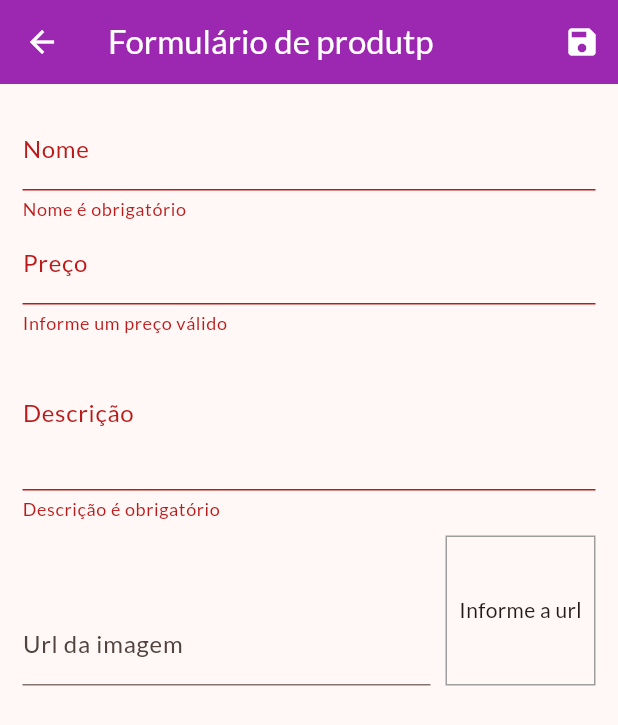
After one commit to kellenraissa/shop, a Flutter app: the ProductFormPage screen opened by its route, after a tap on the "save" icon, on a phone screen of 412 x 824 dp. The commit adds this screen. Shown: the top 725 px of the screen. Run offline on Flutter 3.47's test engine with Material 3 defaults, Android fonts, the phone set to English and light mode, and no system bars; network calls fail.

Commit message:
feature: add form

```diff
--- a/lib/components/product_grid.dart
+++ b/lib/components/product_grid.dart
@@ -1,6 +1,6 @@
 import 'package:flutter/material.dart';
 import 'package:provider/provider.dart';
-import 'package:shop/components/product_item.dart';
+import 'package:shop/components/product_grid_item.dart';
 import 'package:shop/models/product.dart';
 import 'package:shop/models/product_list.dart';
 
@@ -21,7 +21,7 @@ class ProductGrid extends StatelessWidget {
       itemCount: loadedProducts.length,
       itemBuilder: (ctx, i) => ChangeNotifierProvider.value(
         value: loadedProducts[i],
-        child: ProductItem(),
+        child: ProductGridItem(),
       ),
       gridDelegate: SliverGridDelegateWithFixedCrossAxisCount(
         crossAxisCount: 2,
--- a/lib/main.dart
+++ b/lib/main.dart
@@ -6,7 +6,9 @@ import 'package:shop/models/product_list.dart';
 import 'package:shop/pages/cart_page.dart';
 import 'package:shop/pages/orders_page.dart';
 import 'package:shop/pages/product_detail_page.dart';
+import 'package:shop/pages/product_form_page.dart';
 import 'package:shop/pages/products_overview_page.dart';
+import 'package:shop/pages/products_page.dart';
 import 'package:shop/utils/app_routes.dart';
 
 void main() {
@@ -47,6 +49,8 @@ class MyApp extends StatelessWidget {
           AppRoutes.PRODUCT_DETAIL: (ctx) => ProductDetailPage(),
           AppRoutes.CART: (ctx) => CartPage(),
           AppRoutes.ORDERS: (ctx) => OrdersPage(),
+          AppRoutes.PRODUCTS: (ctx) => ProductsPage(),
+          AppRoutes.PRODUCT_FORM: (ctx) => ProductFormPage(),
         },
         debugShowCheckedModeBanner: false,
       ),
--- /dev/null
+++ b/lib/pages/product_form_page.dart
@@ -0,0 +1,190 @@
+import 'dart:math';
+
+import 'package:flutter/material.dart';
+import 'package:provider/provider.dart';
+import 'package:shop/models/product.dart';
+import 'package:shop/models/product_list.dart';
+
+class ProductFormPage extends StatefulWidget {
+  const ProductFormPage({super.key});
+
+  @override
+  State<ProductFormPage> createState() => _ProductFormPageState();
+}
+
+class _ProductFormPageState extends State<ProductFormPage> {
+  @override
+  Widget build(BuildContext context) {
+    final _priceFocus = FocusNode();
+    final _descriptionFocus = FocusNode();
+    final _imageUrlFocus = FocusNode();
+    final _imageUrlController = TextEditingController();
+
+    final _formKey = GlobalKey<FormState>();
+    final _formData = Map<String, Object>();
+
+    void updateImage() {
+      setState(() {});
+    }
+
+    void _submitForm() {
+      final isValid = _formKey.currentState?.validate() ?? false;
+
+      if (!isValid) {
+        return;
+      }
+
+      _formKey.currentState?.save();
+
+      Provider.of<ProductList>(
+        context,
+        listen: false,
+      ).addProductFromdata(_formData);
+      Navigator.of(context).pop();
+    }
+
+    bool isValideImageUrl(String url) {
+      bool isValideUrl = Uri.tryParse(url)?.hasAbsolutePath ?? false;
+      bool endWithFile =
+          url.toLowerCase().endsWith('.png') ||
+          url.toLowerCase().endsWith('.jpg');
+      return isValideUrl && endWithFile;
+    }
+
+    @override
+    void initState() {
+      super.initState();
+      _imageUrlFocus.addListener(updateImage);
+    }
+
+    @override
+    void dispose() {
+      super.dispose();
+      _priceFocus.dispose();
+      _descriptionFocus.dispose();
+      _imageUrlFocus.removeListener(updateImage);
+      _imageUrlFocus.dispose();
+    }
+
+    return Scaffold(
+      appBar: AppBar(
+        title: Text('Formulário de produtp'),
+        actions: [IconButton(onPressed: _submitForm, icon: Icon(Icons.save))],
+      ),
+      body: Padding(
+        padding: const EdgeInsets.all(15),
+        child: Form(
+          key: _formKey,
+          child: ListView(
+            children: [
+              TextFormField(
+                decoration: InputDecoration(labelText: 'Nome'),
+                textInputAction: TextInputAction.next,
+                onFieldSubmitted: (_) {
+                  FocusScope.of(context).requestFocus(_priceFocus);
+                },
+                onSaved: (name) => _formData['name'] = name ?? '',
+                validator: (_name) {
+                  final name = _name ?? '';
+
+                  if (name.trim().isEmpty) {
+                    return 'Nome é obrigatório';
+                  }
+
+                  if (name.trim().length < 3) {
+                    return 'Nome precisa ter no minimo 3 letras';
+                  }
+
+                  return null;
+                },
+              ),
+              TextFormField(
+                decoration: InputDecoration(labelText: 'Preço'),
+                textInputAction: TextInputAction.next,
+                focusNode: _priceFocus,
+                keyboardType: TextInputType.numberWithOptions(decimal: true),
+                onFieldSubmitted: (_) {
+                  FocusScope.of(context).requestFocus(_descriptionFocus);
+                },
+                onSaved: (price) =>
+                    _formData['price'] = double.parse(price ?? '0'),
+                validator: (_price) {
+                  final priceString = _price ?? '-1';
+                  final price = double.tryParse(priceString) ?? -1;
+
+                  if (price <= 0) {
+                    return 'Informe um preço válido';
+                  }
+
+                  return null;
+                },
+              ),
+              TextFormField(
+                decoration: InputDecoration(labelText: 'Descrição'),
+                textInputAction: TextInputAction.next,
+                focusNode: _descriptionFocus,
+                keyboardType: TextInputType.multiline,
+                maxLines: 3,
+                onSaved: (description) =>
+                    _formData['description'] = description ?? '',
+                validator: (_description) {
+                  final description = _description ?? '';
+
+                  if (description.trim().isEmpty) {
+                    return 'Descrição é obrigatório';
+                  }
+
+                  if (description.trim().length < 10) {
+                    return 'Descrição precisa ter no minimo 10 letras';
+                  }
+
+                  return null;
+                },
+              ),
+              Row(
+                crossAxisAlignment: CrossAxisAlignment.end,
+                children: [
+                  Expanded(
+                    child: TextFormField(
+                      decoration: InputDecoration(labelText: 'Url da imagem'),
+                      controller: _imageUrlController,
+                      focusNode: _imageUrlFocus,
+                      keyboardType: TextInputType.url,
+                      textInputAction: TextInputAction.done,
+                      onFieldSubmitted: (_) => _submitForm(),
+                      onSaved: (imagUrl) =>
+                          _formData['imagUrl'] = imagUrl ?? '',
+                      validator: (_imageUrl) {
+                        final imageUrl = _imageUrl ?? '';
+                        if (isValideImageUrl(imageUrl)) {
+                          return 'Informe uma url válida';
+                        }
+
+                        return null;
+                      },
+                    ),
+                  ),
+                  Container(
+                    height: 100,
+                    width: 100,
+                    margin: const EdgeInsets.only(top: 10, left: 10),
+                    decoration: BoxDecoration(
+                      border: Border.all(color: Colors.grey, width: 1),
+                    ),
+                    alignment: Alignment.center,
+                    child: _imageUrlController.text.isEmpty
+                        ? Text('Informe a url')
+                        : FittedBox(
+                            fit: BoxFit.cover,
+                            child: Image.network(_imageUrlController.text),
+                          ),
+                  ),
+                ],
+              ),
+            ],
+          ),
+        ),
+      ),
+    );
+  }
+}
--- a/lib/utils/app_routes.dart
+++ b/lib/utils/app_routes.dart
@@ -1,6 +1,8 @@
 class AppRoutes {
   static const HOME = '/';
   static const PRODUCT_DETAIL = '/product-detail';
+  static const PRODUCTS = '/products';
+  static const PRODUCT_FORM = '/product-form';
   static const CART = '/cart';
   static const ORDERS = '/orders';
 }
```
Also changed, not shown: lib/components/app_drawer.dart (+9 -0 lines), lib/components/cart_item.dart (+23 -0 lines), lib/components/product_grid_item.dart (added, +76 -0 lines), lib/components/product_item.dart (+19 -49 lines), lib/models/cart.dart (+22 -0 lines), lib/models/product_list.dart (+17 -0 lines), lib/pages/products_page.dart (added, +37 -0 lines).
